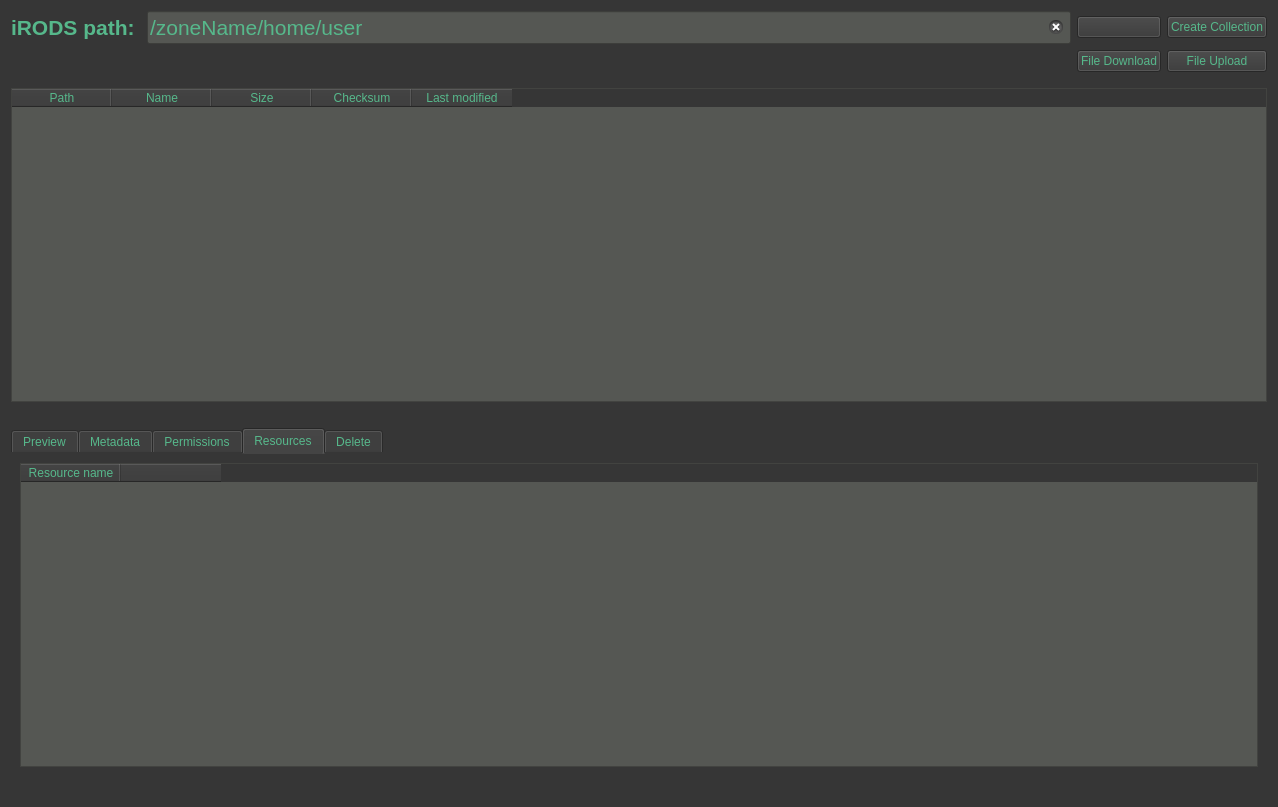
Before: the Qt Designer form gui/ui-files/tabBrowser.ui in iBridges-for-iRODS/iBridges, drawn with Qt 5.
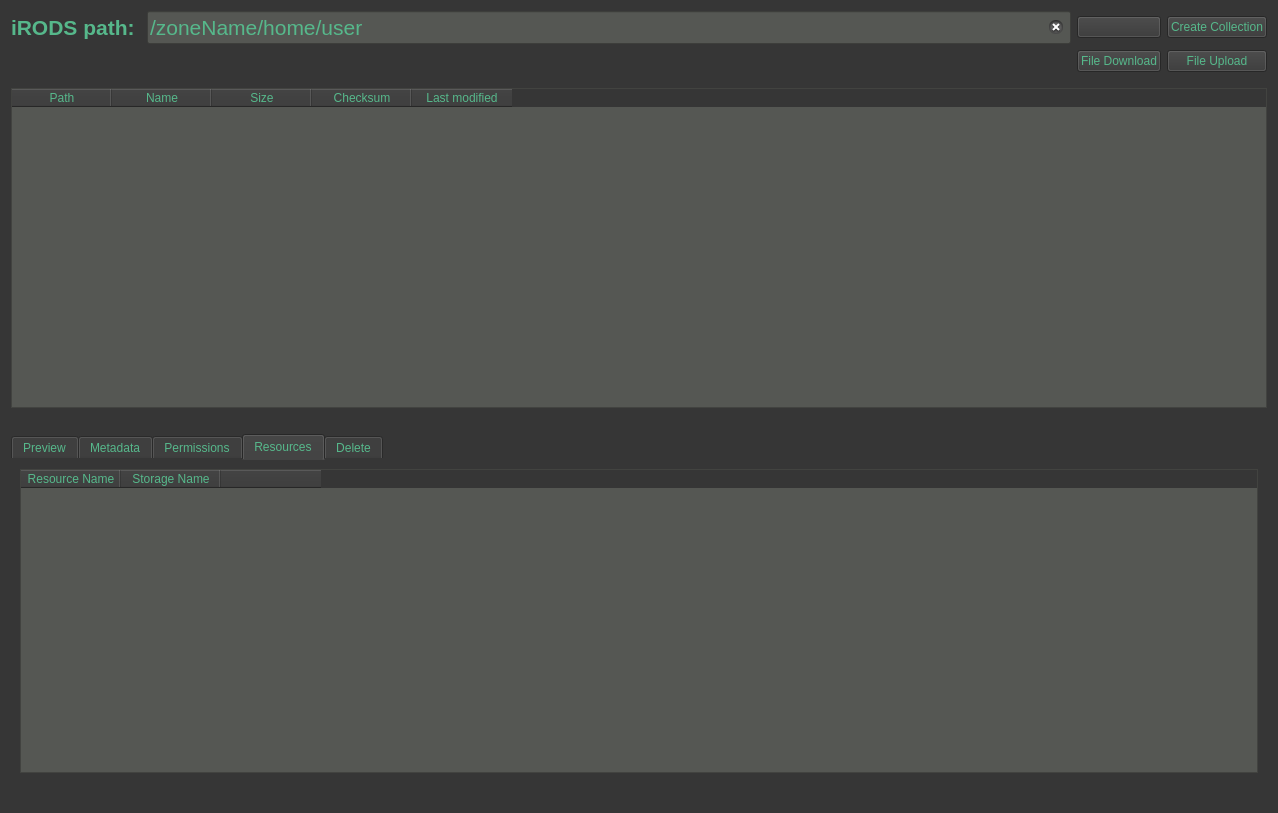
After: the same form once the commit is applied. Icons and pictures are not drawn.

Commit message: Fix for https://github.com/chStaiger/iBridges-Gui/issues/8 The irodsConnector is not aware of the whole resource tree, but it pairs the root coordintaing resource (for ingesting data) and their storage leaves.

```diff
--- a/gui/ui-files/tabBrowser.ui
+++ b/gui/ui-files/tabBrowser.ui
@@ -7,7 +7,7 @@
     <x>0</x>
     <y>0</y>
     <width>1278</width>
-    <height>807</height>
+    <height>813</height>
    </rect>
   </property>
   <property name="windowTitle">
@@ -573,9 +573,17 @@
          <property name="selectionBehavior">
           <enum>QAbstractItemView::SelectRows</enum>
          </property>
+         <property name="columnCount">
+          <number>3</number>
+         </property>
          <column>
           <property name="text">
-           <string>Resource name</string>
+           <string>Resource Name</string>
+          </property>
+         </column>
+         <column>
+          <property name="text">
+           <string>Storage Name</string>
           </property>
          </column>
          <column>
```
The commit also changes 4 other files.
